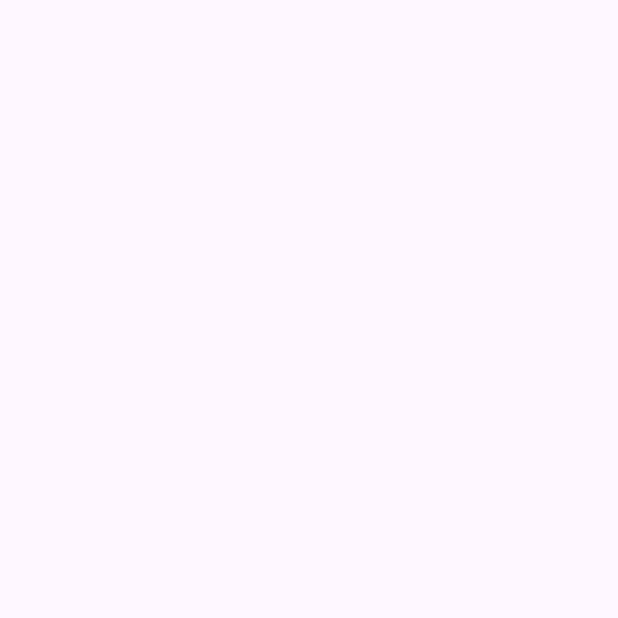
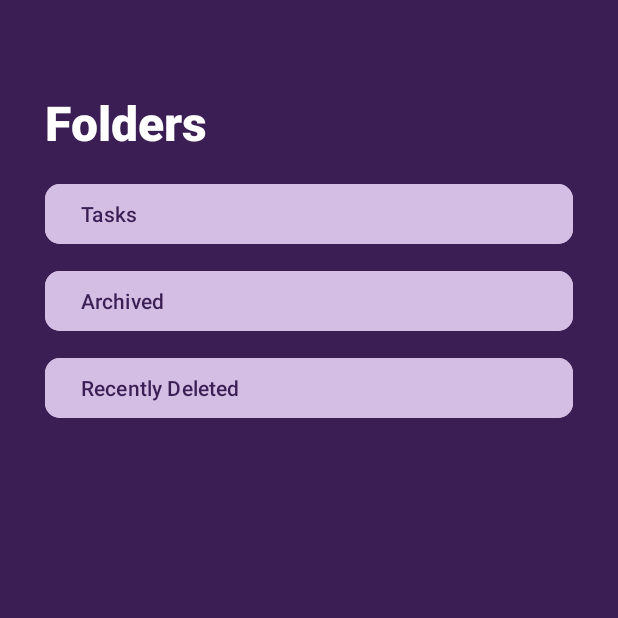
Before and after one commit to Poppy-git/TaskManagerApp, an Android app: the screen it shows after launch (Home), on a phone screen of 412 x 824 dp, the top half of it. Before the commit the part shown is empty. Run offline under Robolectric (Android 15) with nearby library versions, the phone set to English and light mode, and no system bars.

Commit message:
Commit 3

```diff
--- a/app/src/main/res/layout/activity_main.xml
+++ b/app/src/main/res/layout/activity_main.xml
@@ -5,4 +5,74 @@
     android:id="@+id/main"
     android:layout_width="match_parent"
     android:layout_height="match_parent"
-    tools:context=".MainActivity"/>
+    android:background="@color/bgColor"
+    tools:context=".MainActivity">
+
+    <LinearLayout
+        android:layout_width="match_parent"
+        android:layout_height="wrap_content"
+        android:orientation="horizontal"
+        android:paddingHorizontal="30dp"
+        app:layout_constraintEnd_toEndOf="parent"
+        app:layout_constraintStart_toStartOf="parent"
+        app:layout_constraintTop_toTopOf="parent">
+
+        <LinearLayout
+            android:layout_width="wrap_content"
+            android:layout_height="wrap_content"
+            android:layout_weight="1"
+            android:orientation="vertical">
+
+            <TextView
+                android:id="@+id/foldersTxt"
+                android:layout_width="wrap_content"
+                android:layout_height="wrap_content"
+                android:layout_weight="1"
+                android:fontFamily="sans-serif-black"
+                android:paddingTop="60dp"
+                android:paddingBottom="15dp"
+                android:text="Folders"
+                android:textColor="@color/white"
+                android:textSize="32sp" />
+
+            <Button
+                android:id="@+id/tasksButton"
+                android:layout_width="match_parent"
+                android:layout_height="wrap_content"
+                android:layout_marginBottom="10dp"
+                android:layout_weight="1"
+                android:backgroundTint="@color/mainColor"
+                android:elevation="15dp"
+                android:shadowColor="@color/black"
+                android:text="Tasks"
+                android:textAlignment="textStart"
+                android:textColor="@color/bgColor"
+                app:cornerRadius="10dp" />
+
+            <Button
+                android:id="@+id/archivedButton"
+                android:layout_width="match_parent"
+                android:layout_height="wrap_content"
+                android:layout_marginBottom="10dp"
+                android:layout_weight="1"
+                android:backgroundTint="@color/mainColor"
+                android:text="Archived"
+                android:textAlignment="textStart"
+                android:textColor="@color/bgColor"
+                app:cornerRadius="10dp" />
+
+            <Button
+                android:id="@+id/deletedButton"
+                android:layout_width="match_parent"
+                android:layout_height="wrap_content"
+                android:layout_marginBottom="10dp"
+                android:layout_weight="1"
+                android:backgroundTint="@color/mainColor"
+                android:text="Recently Deleted"
+                android:textAlignment="textStart"
+                android:textColor="@color/bgColor"
+                app:cornerRadius="10dp" />
+        </LinearLayout>
+
+    </LinearLayout>
+</androidx.constraintlayout.widget.ConstraintLayout>
--- a/app/src/main/res/values/colors.xml
+++ b/app/src/main/res/values/colors.xml
@@ -2,4 +2,6 @@
 <resources>
     <color name="black">#FF000000</color>
     <color name="white">#FFFFFFFF</color>
+    <color name="bgColor"> #3B1E54</color>
+    <color name="mainColor"> #D4BEE4</color>
 </resources>
```
